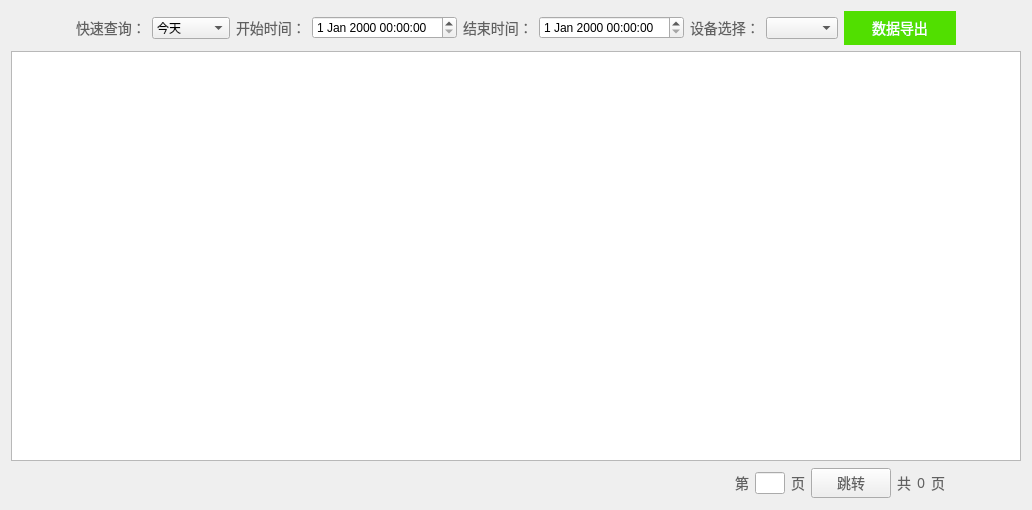
Hccccc1/MOH_viewer, file DeviceLog/CommunicationLogs/communicationlogs.ui: the form before one commit.
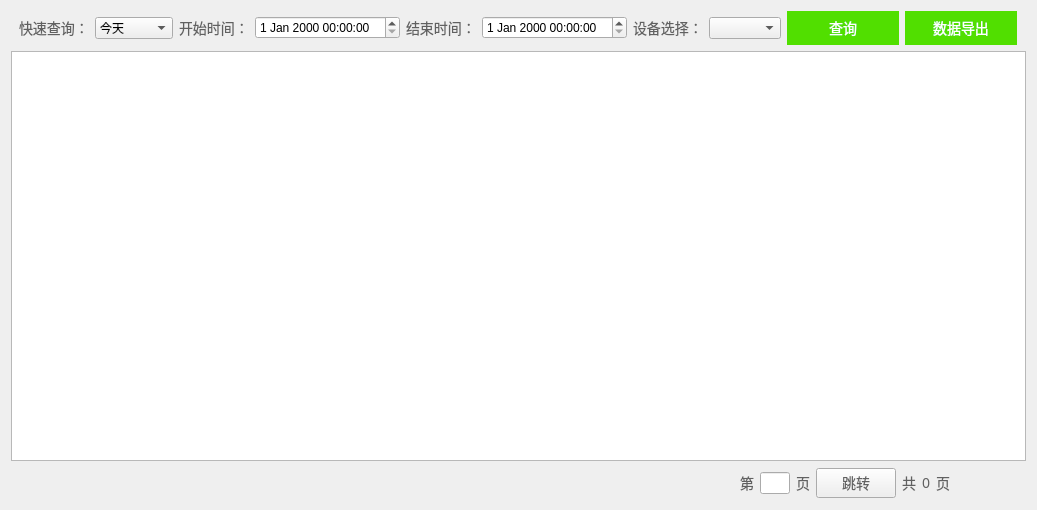
The form after the commit. Icons and pictures are not drawn.

```diff
--- a/DeviceLog/CommunicationLogs/communicationlogs.ui
+++ b/DeviceLog/CommunicationLogs/communicationlogs.ui
@@ -6,7 +6,7 @@
    <rect>
     <x>0</x>
     <y>0</y>
-    <width>1032</width>
+    <width>1037</width>
     <height>510</height>
    </rect>
   </property>
@@ -15,21 +15,19 @@
   </property>
   <layout class="QGridLayout" name="gridLayout">
    <item row="0" column="0">
-    <layout class="QHBoxLayout" name="horizontalLayout_2">
-     <item>
       <spacer name="horizontalSpacer">
        <property name="orientation">
         <enum>Qt::Horizontal</enum>
        </property>
        <property name="sizeHint" stdset="0">
         <size>
-         <width>40</width>
+       <width>24</width>
          <height>20</height>
         </size>
        </property>
       </spacer>
      </item>
-     <item>
+   <item row="0" column="1">
       <widget class="QLabel" name="label_3">
        <property name="styleSheet">
         <string notr="true">QLabel {
@@ -45,7 +43,7 @@
        </property>
       </widget>
      </item>
-     <item>
+   <item row="0" column="2">
       <widget class="QComboBox" name="quickSearch">
        <item>
         <property name="text">
@@ -79,7 +77,7 @@
        </item>
       </widget>
      </item>
-     <item>
+   <item row="0" column="3">
       <widget class="QLabel" name="label_4">
        <property name="styleSheet">
         <string notr="true">QLabel {
@@ -95,10 +93,10 @@
        </property>
       </widget>
      </item>
-     <item>
+   <item row="0" column="4">
       <widget class="QDateTimeEdit" name="startDateTimeEdit"/>
      </item>
-     <item>
+   <item row="0" column="5">
       <widget class="QLabel" name="label_5">
        <property name="styleSheet">
         <string notr="true">QLabel {
@@ -114,10 +112,10 @@
        </property>
       </widget>
      </item>
-     <item>
+   <item row="0" column="6">
       <widget class="QDateTimeEdit" name="endDateTimeEdit"/>
      </item>
-     <item>
+   <item row="0" column="7">
       <widget class="QLabel" name="label_6">
        <property name="styleSheet">
         <string notr="true">QLabel {
@@ -133,10 +131,10 @@
        </property>
       </widget>
      </item>
-     <item>
+   <item row="0" column="8">
       <widget class="QComboBox" name="comboBox_2"/>
      </item>
-     <item>
+   <item row="0" column="9">
       <widget class="QPushButton" name="getDataBtn">
        <property name="styleSheet">
         <string notr="true">QPushButton {
@@ -152,29 +150,47 @@
 }</string>
        </property>
        <property name="text">
+      <string>查询</string>
+     </property>
+    </widget>
+   </item>
+   <item row="0" column="10">
+    <widget class="QPushButton" name="exportDataBtn">
+     <property name="styleSheet">
+      <string notr="true">QPushButton {
+width:112px;
+height:34px;
+background:rgba(81,223,0,1);
+border:0px;
+font-size:14px;
+font-family:PingFang SC;
+font-weight:300;
+line-height:44px;
+color:rgba(255,255,255,1);
+}</string>
+     </property>
+     <property name="text">
         <string>数据导出</string>
        </property>
       </widget>
      </item>
-     <item>
+   <item row="0" column="11">
       <spacer name="horizontalSpacer_2">
        <property name="orientation">
         <enum>Qt::Horizontal</enum>
        </property>
        <property name="sizeHint" stdset="0">
         <size>
-         <width>40</width>
+       <width>24</width>
          <height>20</height>
         </size>
        </property>
       </spacer>
      </item>
-    </layout>
-   </item>
-   <item row="1" column="0">
+   <item row="1" column="0" colspan="12">
     <widget class="QTableView" name="tableView"/>
    </item>
-   <item row="2" column="0">
+   <item row="2" column="0" colspan="12">
     <layout class="QHBoxLayout" name="horizontalLayout">
      <item>
       <spacer name="horizontalSpacer_3">
```
Lines whose indentation alone changed are shown as unchanged.
